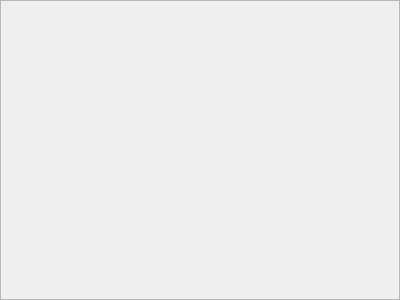
Above: Settings/f_systemsettings.ui from ashraf-kx/stock-manager before the change. Below: the same form after it.
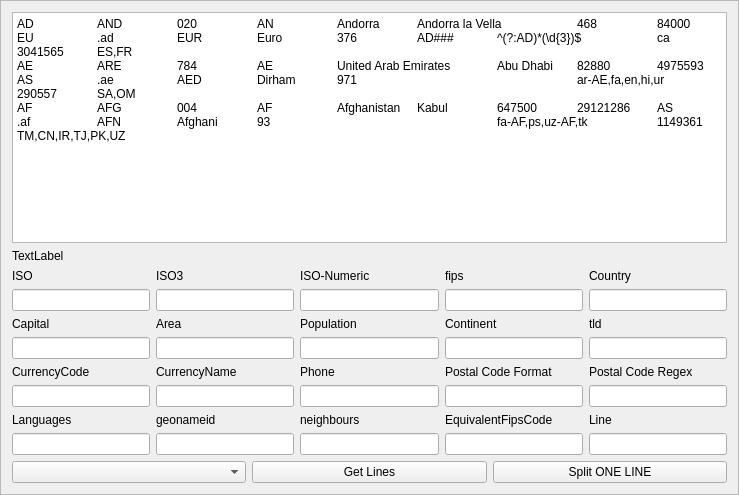
That is the form after the change.

Commit message:
Filling Tables (countries, cities, languages, continents, currencies )
using the Source Data From the MaxBrain communty. just one file hard to fill 252 Record Manually. So creating Solution for that (we are expecting many updates in the futur, ;) just Click Autoload from Settings)

The edit to the form file:
```diff
--- a/Settings/f_systemsettings.ui
+++ b/Settings/f_systemsettings.ui
@@ -9,8 +9,8 @@
    <rect>
     <x>0</x>
     <y>0</y>
-    <width>400</width>
-    <height>300</height>
+    <width>739</width>
+    <height>495</height>
    </rect>
   </property>
   <property name="frameShape">
@@ -19,5 +19,353 @@
   <property name="windowTitle">
    <string>Frame</string>
   </property>
+  <property name="frameShape">
+   <enum>QFrame::StyledPanel</enum>
+  </property>
+  <property name="frameShadow">
+   <enum>QFrame::Raised</enum>
+  </property>
+  <layout class="QVBoxLayout" name="verticalLayout_42">
+   <item>
+    <widget class="QPlainTextEdit" name="text">
+     <property name="plainText">
+      <string>AD	AND	020	AN	Andorra	Andorra la Vella	468	84000	EU	.ad	EUR	Euro	376	AD###	^(?:AD)*(\d{3})$	ca	3041565	ES,FR	
+AE	ARE	784	AE	United Arab Emirates	Abu Dhabi	82880	4975593	AS	.ae	AED	Dirham	971			ar-AE,fa,en,hi,ur	290557	SA,OM	
+AF	AFG	004	AF	Afghanistan	Kabul	647500	29121286	AS	.af	AFN	Afghani	93			fa-AF,ps,uz-AF,tk	1149361	TM,CN,IR,TJ,PK,UZ	</string>
+     </property>
+    </widget>
+   </item>
+   <item>
+    <widget class="QLabel" name="L_info">
+     <property name="text">
+      <string>TextLabel</string>
+     </property>
+     <property name="scaledContents">
+      <bool>true</bool>
+     </property>
+    </widget>
+   </item>
+   <item>
+    <layout class="QVBoxLayout" name="verticalLayout_41">
+     <item>
+      <layout class="QHBoxLayout" name="horizontalLayout">
+       <item>
+        <layout class="QVBoxLayout" name="verticalLayout">
+         <item>
+          <widget class="QLabel" name="label">
+           <property name="text">
+            <string>ISO</string>
+           </property>
+          </widget>
+         </item>
+         <item>
+          <widget class="QLineEdit" name="ISO"/>
+         </item>
+        </layout>
+       </item>
+       <item>
+        <layout class="QVBoxLayout" name="verticalLayout_2">
+         <item>
+          <widget class="QLabel" name="label_2">
+           <property name="text">
+            <string>ISO3</string>
+           </property>
+          </widget>
+         </item>
+         <item>
+          <widget class="QLineEdit" name="ISO3"/>
+         </item>
+        </layout>
+       </item>
+       <item>
+        <layout class="QVBoxLayout" name="verticalLayout_20">
+         <item>
+          <widget class="QLabel" name="label_20">
+           <property name="text">
+            <string>ISO-Numeric</string>
+           </property>
+          </widget>
+         </item>
+         <item>
+          <widget class="QLineEdit" name="ISO_Numeric"/>
+         </item>
+        </layout>
+       </item>
+       <item>
+        <layout class="QVBoxLayout" name="verticalLayout_24">
+         <item>
+          <widget class="QLabel" name="label_24">
+           <property name="text">
+            <string>fips</string>
+           </property>
+          </widget>
+         </item>
+         <item>
+          <widget class="QLineEdit" name="fips"/>
+         </item>
+        </layout>
+       </item>
+       <item>
+        <layout class="QVBoxLayout" name="verticalLayout_25">
+         <item>
+          <widget class="QLabel" name="labelxx">
+           <property name="text">
+            <string>Country</string>
+           </property>
+          </widget>
+         </item>
+         <item>
+          <widget class="QLineEdit" name="Country"/>
+         </item>
+        </layout>
+       </item>
+      </layout>
+     </item>
+     <item>
+      <layout class="QHBoxLayout" name="horizontalLayout_2">
+       <item>
+        <layout class="QVBoxLayout" name="verticalLayout_26">
+         <item>
+          <widget class="QLabel" name="Capitalff">
+           <property name="text">
+            <string>Capital</string>
+           </property>
+          </widget>
+         </item>
+         <item>
+          <widget class="QLineEdit" name="Capital"/>
+         </item>
+        </layout>
+       </item>
+       <item>
+        <layout class="QVBoxLayout" name="verticalLayout_27">
+         <item>
+          <widget class="QLabel" name="label_27">
+           <property name="text">
+            <string>Area</string>
+           </property>
+          </widget>
+         </item>
+         <item>
+          <widget class="QLineEdit" name="Area"/>
+         </item>
+        </layout>
+       </item>
+       <item>
+        <layout class="QVBoxLayout" name="verticalLayout_28">
+         <item>
+          <widget class="QLabel" name="label_28">
+           <property name="text">
+            <string>Population</string>
+           </property>
+          </widget>
+         </item>
+         <item>
+          <widget class="QLineEdit" name="Population"/>
+         </item>
+        </layout>
+       </item>
+       <item>
+        <layout class="QVBoxLayout" name="verticalLayout_29">
+         <item>
+          <widget class="QLabel" name="label_29">
+           <property name="text">
+            <string>Continent</string>
+           </property>
+          </widget>
+         </item>
+         <item>
+          <widget class="QLineEdit" name="Continent"/>
+         </item>
+        </layout>
+       </item>
+       <item>
+        <layout class="QVBoxLayout" name="verticalLayout_30">
+         <item>
+          <widget class="QLabel" name="label_30">
+           <property name="text">
+            <string>tld</string>
+           </property>
+          </widget>
+         </item>
+         <item>
+          <widget class="QLineEdit" name="tld"/>
+         </item>
+        </layout>
+       </item>
+      </layout>
+     </item>
+     <item>
+      <layout class="QHBoxLayout" name="horizontalLayout_3">
+       <item>
+        <layout class="QVBoxLayout" name="verticalLayout_31">
+         <item>
+          <widget class="QLabel" name="label_31">
+           <property name="text">
+            <string>CurrencyCode</string>
+           </property>
+          </widget>
+         </item>
+         <item>
+          <widget class="QLineEdit" name="CurrencyCode"/>
+         </item>
+        </layout>
+       </item>
+       <item>
+        <layout class="QVBoxLayout" name="verticalLayout_32">
+         <item>
+          <widget class="QLabel" name="label_32">
+           <property name="text">
+            <string>CurrencyName</string>
+           </property>
+          </widget>
+         </item>
+         <item>
+          <widget class="QLineEdit" name="CurrencyName"/>
+         </item>
+        </layout>
+       </item>
+       <item>
+        <layout class="QVBoxLayout" name="verticalLayout_33">
+         <item>
+          <widget class="QLabel" name="label_33">
+           <property name="text">
+            <string>Phone</string>
+           </property>
+          </widget>
+         </item>
+         <item>
+          <widget class="QLineEdit" name="Phone"/>
+         </item>
+        </layout>
+       </item>
+       <item>
+        <layout class="QVBoxLayout" name="verticalLayout_34">
+         <item>
+          <widget class="QLabel" name="label_34">
+           <property name="text">
+            <string>Postal Code Format</string>
+           </property>
+          </widget>
+         </item>
+         <item>
+          <widget class="QLineEdit" name="PostalCodeFormat"/>
+         </item>
+        </layout>
+       </item>
+       <item>
+        <layout class="QVBoxLayout" name="verticalLayout_35">
+         <item>
+          <widget class="QLabel" name="label_35">
+           <property name="text">
+            <string>Postal Code Regex</string>
+           </property>
+          </widget>
+         </item>
+         <item>
+          <widget class="QLineEdit" name="PostalCodeReg"/>
+         </item>
+        </layout>
+       </item>
+      </layout>
+     </item>
+     <item>
+      <layout class="QHBoxLayout" name="horizontalLayout_4">
+       <item>
+        <layout class="QVBoxLayout" name="verticalLayout_36">
+         <item>
+          <widget class="QLabel" name="label_36">
+           <property name="text">
+            <string>Languages</string>
+           </property>
+          </widget>
+         </item>
+         <item>
+          <widget class="QLineEdit" name="Languages"/>
+         </item>
+        </layout>
+       </item>
+       <item>
+        <layout class="QVBoxLayout" name="verticalLayout_37">
+         <item>
+          <widget class="QLabel" name="label_37">
+           <property name="text">
+            <string>geonameid</string>
+           </property>
+          </widget>
+         </item>
+         <item>
+          <widget class="QLineEdit" name="geonameid"/>
+         </item>
+        </layout>
+       </item>
+       <item>
+        <layout class="QVBoxLayout" name="verticalLayout_38">
+         <item>
+          <widget class="QLabel" name="label_38">
+           <property name="text">
+            <string>neighbours</string>
+           </property>
+          </widget>
+         </item>
+         <item>
+          <widget class="QLineEdit" name="neighbours"/>
+         </item>
+        </layout>
+       </item>
+       <item>
+        <layout class="QVBoxLayout" name="verticalLayout_39">
+         <item>
+          <widget class="QLabel" name="label_39">
+           <property name="text">
+            <string>EquivalentFipsCode</string>
+           </property>
+          </widget>
+         </item>
+         <item>
+          <widget class="QLineEdit" name="EquivalentFipsCode"/>
+         </item>
+        </layout>
+       </item>
+       <item>
+        <layout class="QVBoxLayout" name="verticalLayout_40">
+         <item>
+          <widget class="QLabel" name="label_40">
+           <property name="text">
+            <string>Line</string>
+           </property>
+          </widget>
+         </item>
+         <item>
+          <widget class="QLineEdit" name="line"/>
+         </item>
+        </layout>
+       </item>
+      </layout>
+     </item>
+    </layout>
+   </item>
+   <item>
+    <layout class="QHBoxLayout" name="horizontalLayout_5">
+     <item>
+      <widget class="QComboBox" name="Cb_NumLine"/>
+     </item>
+     <item>
+      <widget class="QPushButton" name="Bt_GetLines">
+       <property name="text">
+        <string>Get Lines</string>
+       </property>
+      </widget>
+     </item>
+     <item>
+      <widget class="QPushButton" name="Bt_SplitLine">
+       <property name="text">
+        <string>Split ONE LINE</string>
+       </property>
+      </widget>
+     </item>
+    </layout>
+   </item>
+  </layout>
  </widget>
 </ui>
```
Left out of the diff: 10 changed lines with no effect on the pictures. The commit also changes 5 other files.
